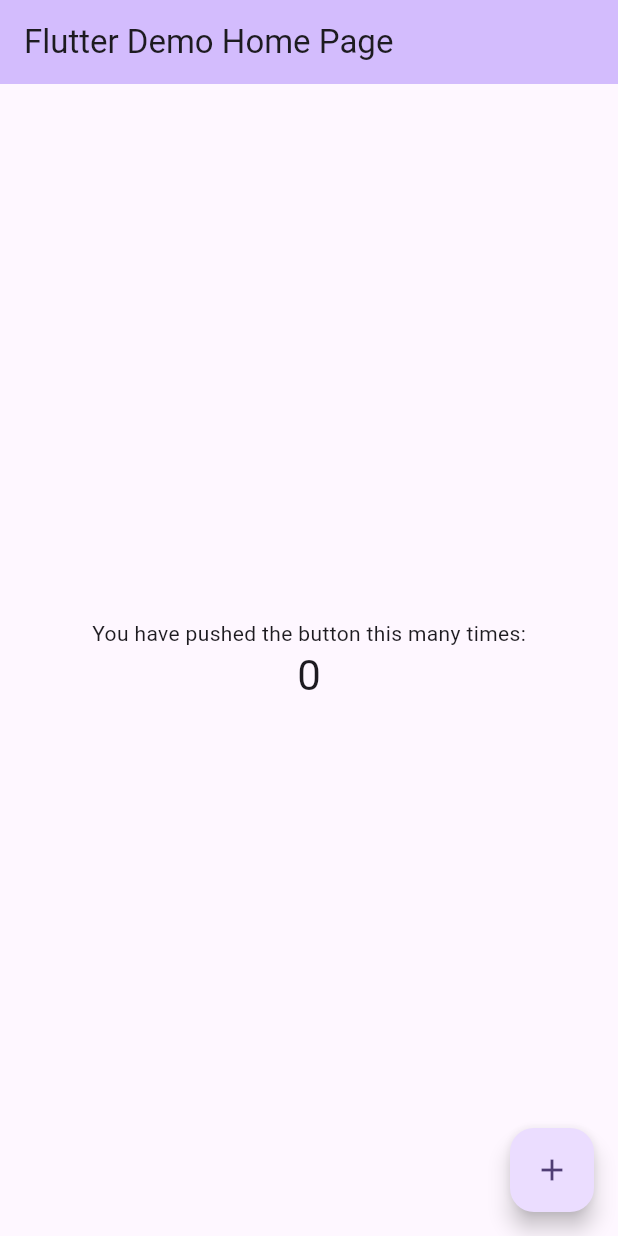
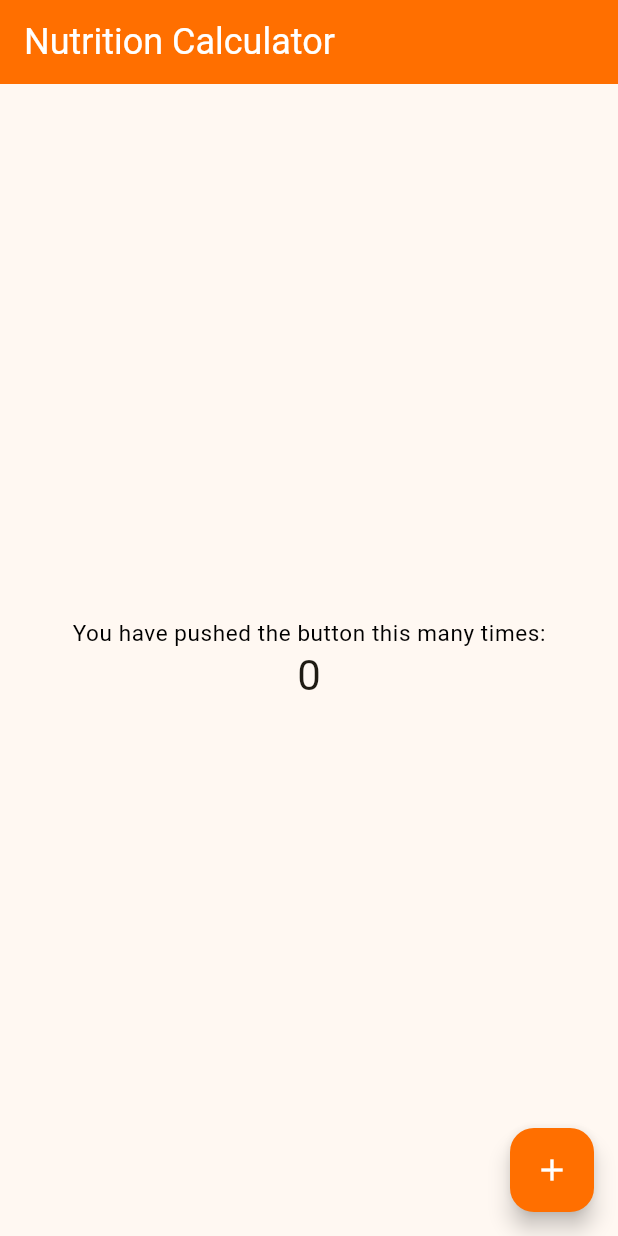
Before and after one commit to oirad360/nutrition_calculator_flutter, a Flutter app: the screen it shows after launch, on a phone screen of 412 x 824 dp. Run offline on Flutter 3.47's test engine with Material 3 defaults, Android fonts, the phone set to English and light mode, and no system bars.

Commit message:
add title and theme

```diff
--- a/lib/main.dart
+++ b/lib/main.dart
@@ -11,7 +11,7 @@ class MyApp extends StatelessWidget {
   @override
   Widget build(BuildContext context) {
     return MaterialApp(
-      title: 'Flutter Demo',
+      title: 'Nutrition Calculator',
       theme: ThemeData(
         // This is the theme of your application.
         //
@@ -28,10 +28,22 @@ class MyApp extends StatelessWidget {
         //
         // This works for code too, not just values: Most code changes can be
         // tested with just a hot reload.
-        colorScheme: ColorScheme.fromSeed(seedColor: Colors.deepPurple),
+        colorScheme: ColorScheme.fromSeed(
+          seedColor: Colors.amber,
+          primary: Colors.amber.shade900,
+          secondary: Colors.white,
+          tertiary: Colors.black
+        ),
+        floatingActionButtonTheme: FloatingActionButtonThemeData(
+          backgroundColor: Colors.amber.shade900,
+        ),
+        textTheme: const TextTheme(
+          titleLarge: TextStyle(color: Colors.white, fontSize: 24),
+          bodySmall: TextStyle(color: Colors.black, fontSize: 15),
+        ),
         useMaterial3: true,
       ),
-      home: const MyHomePage(title: 'Flutter Demo Home Page'),
+      home: const MyHomePage(title: 'Nutrition Calculator'),
     );
   }
 }
@@ -81,7 +93,8 @@ class _MyHomePageState extends State<MyHomePage> {
         // TRY THIS: Try changing the color here to a specific color (to
         // Colors.amber, perhaps?) and trigger a hot reload to see the AppBar
         // change color while the other colors stay the same.
-        backgroundColor: Theme.of(context).colorScheme.inversePrimary,
+        backgroundColor: Theme.of(context).colorScheme.primary,
+        titleTextStyle: Theme.of(context).textTheme.titleLarge,
         // Here we take the value from the MyHomePage object that was created by
         // the App.build method, and use it to set our appbar title.
         title: Text(widget.title),
@@ -105,8 +118,9 @@ class _MyHomePageState extends State<MyHomePage> {
           // wireframe for each widget.
           mainAxisAlignment: MainAxisAlignment.center,
           children: <Widget>[
-            const Text(
+            Text(
               'You have pushed the button this many times:',
+              style: Theme.of(context).textTheme.bodySmall,
             ),
             Text(
               '$_counter',
@@ -118,7 +132,7 @@ class _MyHomePageState extends State<MyHomePage> {
       floatingActionButton: FloatingActionButton(
         onPressed: _incrementCounter,
         tooltip: 'Increment',
-        child: const Icon(Icons.add),
+        child: Icon(Icons.add, color: Theme.of(context).colorScheme.secondary),
       ), // This trailing comma makes auto-formatting nicer for build methods.
     );
   }
```
